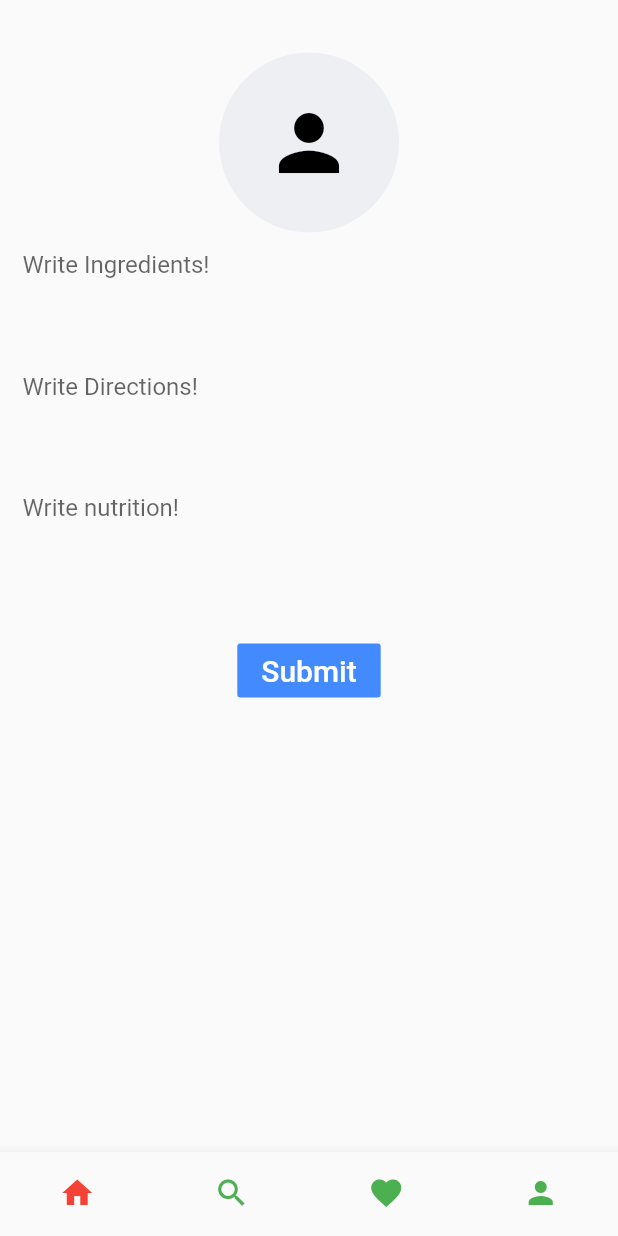
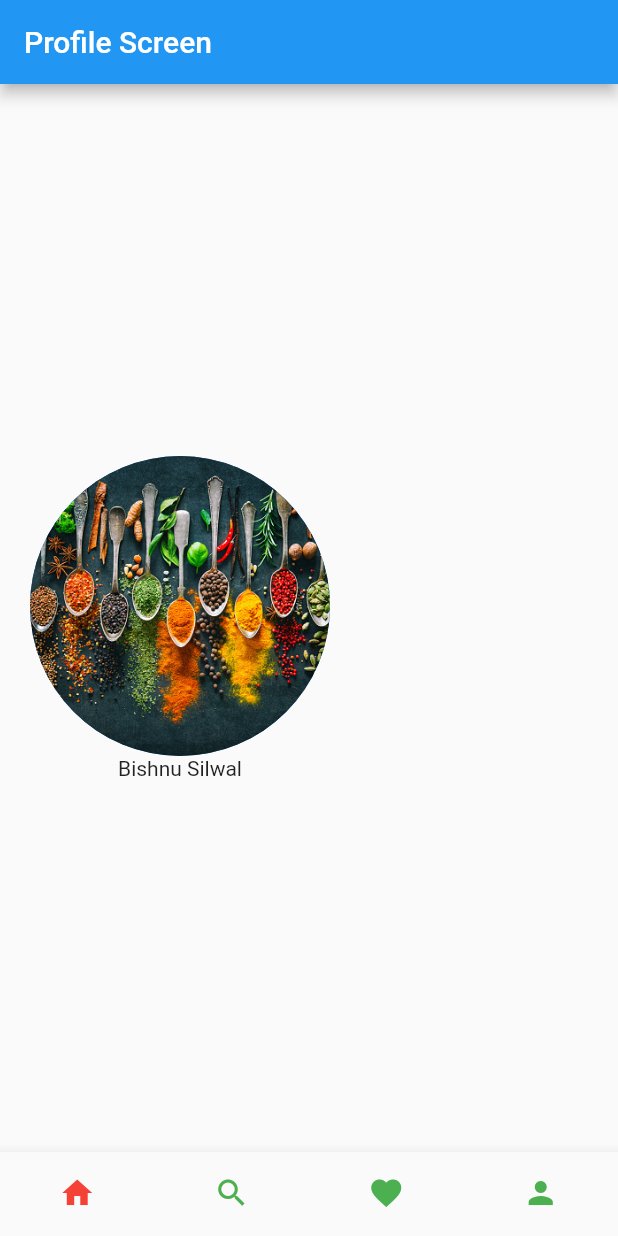
Before and after one commit to bishnusilwal/Recipe_Mobile_Frontend, a Flutter app: the screen it shows after launch, swiped to page 3, on a phone screen of 412 x 824 dp. Run offline on Flutter 3.47's test engine with Material 2 defaults, Android fonts, the phone set to English and light mode, and no system bars; our stand-ins replace flutter_rating_bar.

Commit message:
Profile Details

```diff
--- a/lib/screens/home_screen.dart
+++ b/lib/screens/home_screen.dart
@@ -3,12 +3,13 @@ import 'package:flutter/material.dart';
 import 'package:recipe_mobile_frontend/screens/LoginForm.dart';
 import 'package:recipe_mobile_frontend/screens/RegisterScreen.dart';
 import 'package:recipe_mobile_frontend/screens/nutrition_screen.dart';
-import 'package:recipe_mobile_frontend/screens/profile.dart';
+import 'package:recipe_mobile_frontend/screens/profile_form.dart';
 import 'package:recipe_mobile_frontend/screens/detail_screen.dart';
 import 'package:recipe_mobile_frontend/screens/SearchScreen.dart';
 import 'package:recipe_mobile_frontend/screens/veg_screen.dart';
 
 import 'ingredient_screen.dart';
+import 'profile_details.dart';
 import 'rating_review_screen.dart';
 import 'recipe_form.dart';
 
@@ -163,8 +164,9 @@ class _HomeScreenState extends State<HomeScreen> {
           //DetailsScreen(),
           //NutritionInfo(),
           // RatingReviewScreen(),
-          FormScreen(),
+          // FormScreen(),
           // RecipeScreen(),
+          ProfileDetails(),
           ProfileSetUpScreen(
             username: "ram",
           ),
--- /dev/null
+++ b/lib/screens/profile_details.dart
@@ -0,0 +1,72 @@
+import 'package:flutter/material.dart';
+import 'package:flutter_rating_bar/flutter_rating_bar.dart';
+//import 'package:flutter_rating_bar/flutter_rating_bar.dart';
+
+class ProfileDetails extends StatefulWidget {
+  const ProfileDetails({Key? key}) : super(key: key);
+
+  @override
+  State<ProfileDetails> createState() => _ProfileDetailsState();
+}
+
+class _ProfileDetailsState extends State<ProfileDetails> {
+  @override
+  Widget build(BuildContext context) {
+    Size size = MediaQuery.of(context).size;
+
+    return Scaffold(
+      //   body: SafeArea(
+      //     child: SingleChildScrollView(
+      //         child: Column(
+      //       children: [
+      //         Stack(
+      //           children: [
+      //             // Container(
+      //             //   height: 300,
+      //             //   width: size.width,
+      //             //   //color: Colors.red,
+      //             //   child: Image(
+      //             //     fit: BoxFit.cover,
+      //             //     image: AssetImage(
+      //             //       "assets/images/pic1.jpg",
+      //             //     ),
+      //             //   ),
+      //             // ),
+      //             CircleAvatar(
+      //               child: CircleAvatar(
+
+      //                 radius: 150,
+      //                  //radius is 50
+      //                 backgroundImage: NetworkImage(
+      //                     'https://cdn.pixabay.com/photo/2015/03/03/20/42/man-657869_1280.jpg'
+      //                     ),
+
+      //               ),
+      //             ),
+      //           ],
+      //         )
+      //       ],
+      //     )),
+      //   ),
+      appBar: AppBar(
+        title: Text('Profile Screen'),
+      ),
+      body: Padding(
+        padding: const EdgeInsets.all(20),
+        child: Column(
+          mainAxisAlignment: MainAxisAlignment.center,
+          children: [
+            CircleAvatar(
+              radius: 100,
+              backgroundImage: AssetImage('assets/images/pic1.jpg'),
+            ),
+            SizedBox(),
+            Text('Bishnu Silwal')
+          ],
+        ),
+      ),
+
+
+    );
+  }
+}
```
Also changed, not shown: lib/screens/profile_form.dart (renamed from lib/screens/profile.dart).
